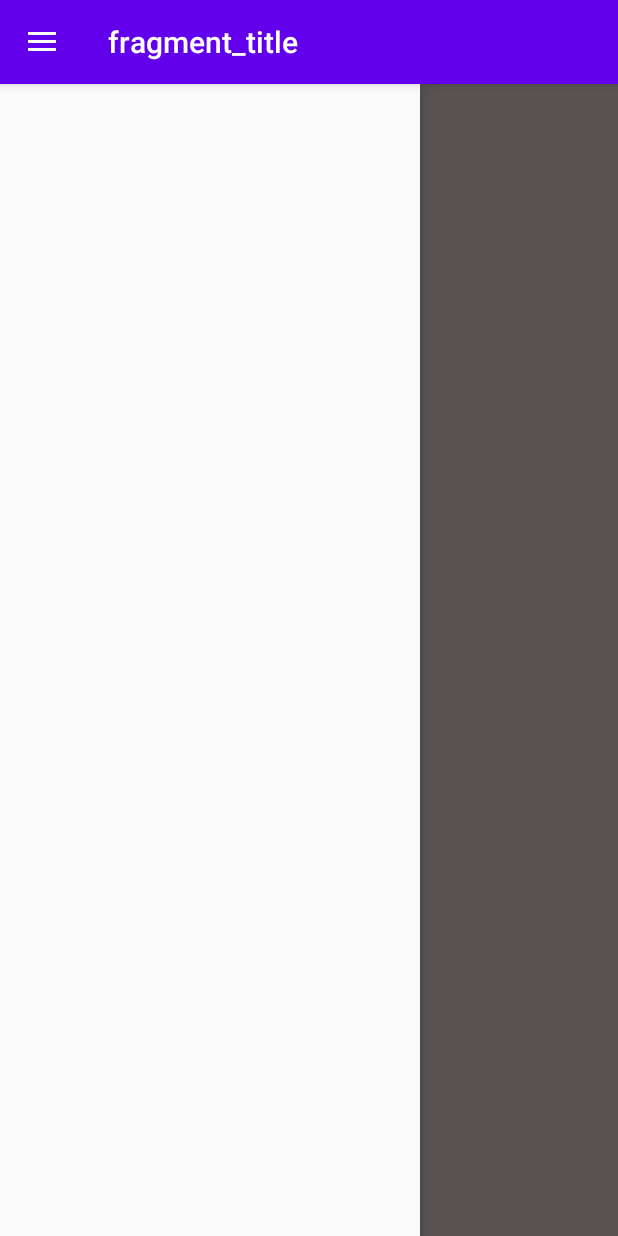
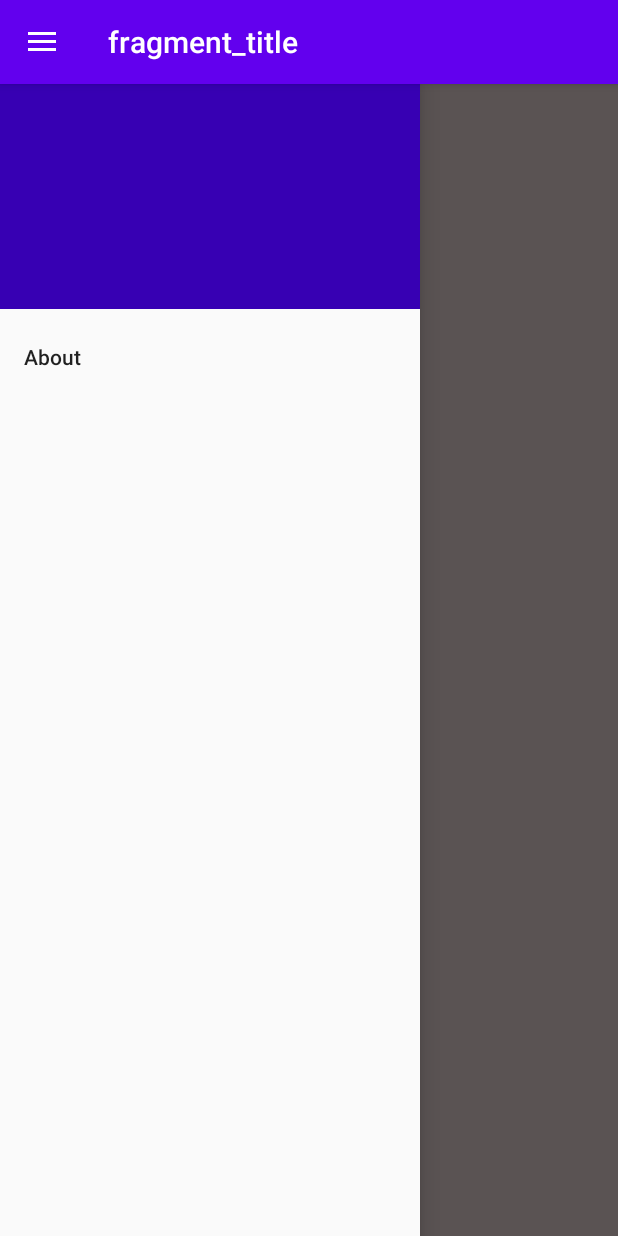
Before and after one commit to IX-Peerapat/NewFirstApp, an Android app: the screen it shows after launch (MainActivity), with the side drawer open, on a phone screen of 412 x 824 dp. Run offline under Robolectric (Android 15) with nearby library versions, the phone set to English and light mode, and no system bars; our stand-ins replace data binding, navigation-ui.

Commit message:
add nav_header

```diff
--- a/app/build.gradle
+++ b/app/build.gradle
@@ -40,4 +40,5 @@ dependencies {
     //Navigation
     implementation "androidx.navigation:navigation-fragment:2.3.0"
     implementation "androidx.navigation:navigation-ui-ktx:2.3.0"
+    implementation "com.google.android.material:material:1.0.0-rc03"
 }
--- a/app/src/main/java/com/example/newfirstapp/TitleFragment.kt
+++ b/app/src/main/java/com/example/newfirstapp/TitleFragment.kt
@@ -14,6 +14,8 @@ class TitleFragment: Fragment() {
                               savedInstanceState: Bundle?): View? {
         val binding = DataBindingUtil.inflate<FragmentTitleBinding>(inflater,
             R.layout.fragment_title,container,false)
+
+        setHasOptionsMenu(true)
         return binding.root
     }
 }
--- a/app/src/main/res/layout/activity_main.xml
+++ b/app/src/main/res/layout/activity_main.xml
@@ -26,6 +26,7 @@
             android:layout_width="wrap_content"
             android:layout_height="match_parent"
             android:layout_gravity="start"
+            app:headerLayout="@layout/nav_header"
             app:menu="@menu/menu" />
     </androidx.drawerlayout.widget.DrawerLayout>
 </layout>
--- /dev/null
+++ b/app/src/main/res/layout/nav_header.xml
@@ -0,0 +1,10 @@
+<?xml version="1.0" encoding="utf-8"?>
+<androidx.constraintlayout.widget.ConstraintLayout xmlns:android="http://schemas.android.com/apk/res/android"
+    xmlns:app="http://schemas.android.com/apk/res-auto"
+    xmlns:tools="http://schemas.android.com/tools"
+    android:id="@+id/navHeader"
+    android:layout_width="match_parent"
+    android:layout_height="150dp"
+    android:background="?attr/colorPrimaryDark"
+    android:padding="16dp"
+    android:theme="@style/ThemeOverlay.AppCompat.Dark" />
--- a/app/src/main/res/menu/menu.xml
+++ b/app/src/main/res/menu/menu.xml
@@ -1,4 +1,7 @@
 <?xml version="1.0" encoding="utf-8"?>
 <menu xmlns:android="http://schemas.android.com/apk/res/android">
 
+    <item
+        android:id="@+id/aboutFragment"
+        android:title="About" />
 </menu>
--- a/app/src/main/res/navigation/navigation.xml
+++ b/app/src/main/res/navigation/navigation.xml
@@ -3,6 +3,7 @@
     xmlns:app="http://schemas.android.com/apk/res-auto"
     xmlns:tools="http://schemas.android.com/tools"
     android:id="@+id/navigation"
+    android:label="About"
     app:startDestination="@id/titleFragment">
 
     <fragment
@@ -13,5 +14,5 @@
     <fragment
         android:id="@+id/aboutFragment"
         android:name="com.example.newfirstapp.AboutFragment"
-        android:label="AboutFragment" />
+        android:label="About" />
 </navigation>
```
